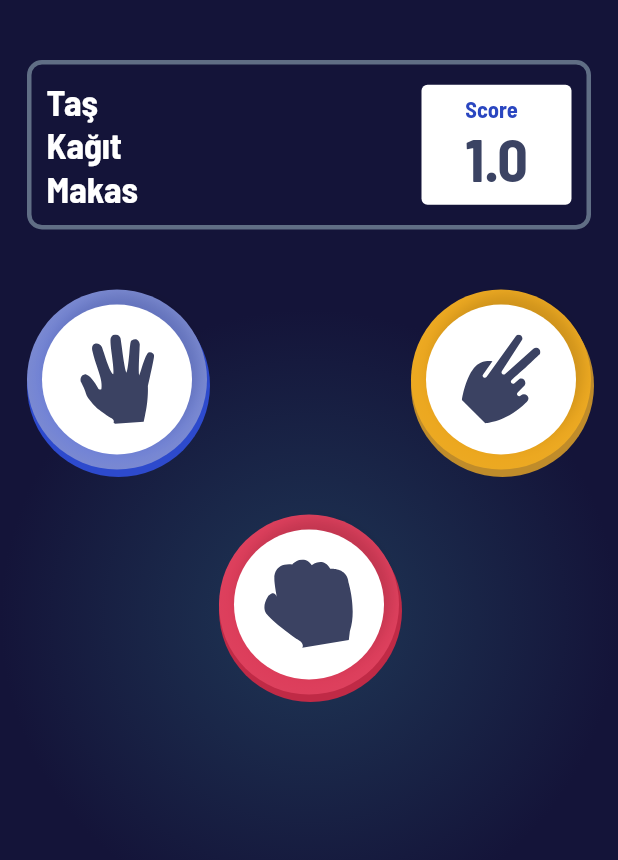
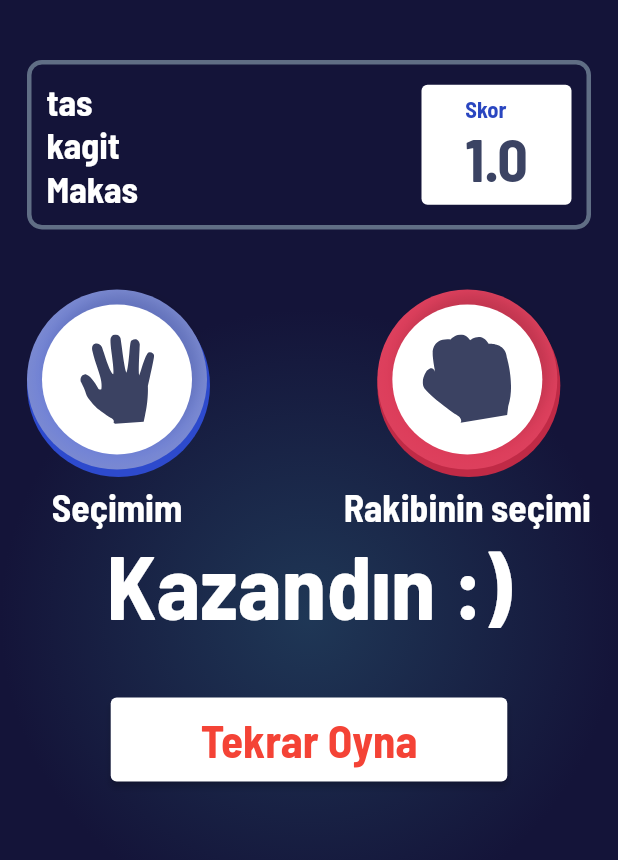
Before and after one commit to muzaffertcandan/rps, a Flutter app: the screen it shows after launch, after a tap on an icon or button, on a phone screen of 412 x 824 dp. Shown: the top 860 px of the screen. Run offline on Flutter 3.47's test engine with Material 2 defaults, Android fonts, the phone set to English and light mode, and no system bars; our stand-ins replace flutter_svg, google_fonts.

Commit message:
last commit

```diff
--- a/lib/game.dart
+++ b/lib/game.dart
@@ -19,7 +19,7 @@ class _GameState extends State<Game> {
   String message = '';
   double myPoints = 0.0;
   bool hasChosen = false;
-  List<String> _choices = ['kağıt', 'taş', 'makas'];
+  List<String> _choices = ['kagit', 'tas', 'makas'];
   Widget iPicked = Container(), compPicked = Container();
   @override
   Widget build(BuildContext context) {
@@ -45,7 +45,7 @@ class _GameState extends State<Game> {
                 mainAxisAlignment: MainAxisAlignment.spaceBetween,
                 children: <Widget>[
                   Text(
-                    'Taş\nKağıt\nMakas',
+                    'tas\nkagit\nMakas',
                     style: GoogleFonts.barlowSemiCondensed(
                       color: Colors.white,
                       fontWeight: FontWeight.w700,
@@ -63,7 +63,7 @@ class _GameState extends State<Game> {
                             style: TextStyle(fontWeight: FontWeight.w700),
                             children: <TextSpan>[
                               TextSpan(
-                                  text: 'Score\n',
+                                  text: 'Skor\n',
                                   style: GoogleFonts.barlowSemiCondensed(
                                       fontSize: 15.0,
                                       color:
@@ -88,8 +88,67 @@ class _GameState extends State<Game> {
                       children: <Widget>[
                         Row(
                           mainAxisAlignment: MainAxisAlignment.spaceBetween,
-                          children: <Widget>[iPicked, compPicked],
-                        )
+                          children: <Widget>[
+                            Column(
+                              children: <Widget>[
+                                iPicked,
+                                SizedBox(
+                                  height: 10.0,
+                                ),
+                                Text(
+                                  'Seçimim',
+                                  style: GoogleFonts.barlowSemiCondensed(
+                                    color: Colors.white,
+                                    fontWeight: FontWeight.bold,
+                                    fontSize: 25.0,
+                                  ),
+                                )
+                              ],
+                            ),
+                            Column(
+                              children: <Widget>[
+                                compPicked,
+                                SizedBox(
+                                  height: 10.0,
+                                ),
+                                Text(
+                                  'Rakibinin seçimi',
+                                  style: GoogleFonts.barlowSemiCondensed(
+                                      color: Colors.white,
+                                      fontWeight: FontWeight.bold,
+                                      fontSize: 25.0),
+                                ),
+                              ],
+                            )
+                          ],
+                        ),
+                        Text(
+                          message,
+                          style: GoogleFonts.barlowSemiCondensed(
+                              color: Colors.white,
+                              fontWeight: FontWeight.bold,
+                              fontSize: 60.0),
+                        ),
+                        SizedBox(
+                          height: 40.0,
+                        ),
+                        ElevatedButton(
+                            style: ElevatedButton.styleFrom(
+                                primary: Colors.white,
+                                padding: EdgeInsets.symmetric(
+                                    horizontal: 60.0, vertical: 10.0)),
+                            onPressed: () {
+                              setState(() {
+                                hasChosen = false;
+                              });
+                            },
+                            child: Text(
+                              'Tekrar Oyna',
+                              style: GoogleFonts.barlowSemiCondensed(
+                                  color: Colors.red,
+                                  fontWeight: FontWeight.bold,
+                                  fontSize: 30.0),
+                            ))
                       ],
                     )
                   : Column(
@@ -99,12 +158,8 @@ class _GameState extends State<Game> {
                           children: <Widget>[
                             InkWell(
                               onTap: () {
-                                userChoice = 'kağıt';
-                                compChoices();
-                                whoWon(userChoice, compChoice);
-                                setState(() {
-                                  myPoints;
-                                });
+                                userChoice = 'kagit';
+                                userClicking();
                               },
                               child: BigCircle(
                                   SvgPicture.asset('images/icon-paper.svg'),
@@ -115,21 +170,36 @@ class _GameState extends State<Game> {
                                   HSLColor.fromAHSL(1, 229, 0.64, 0.49)
                                       .toColor()),
                             ),
-                            BigCircle(
-                                SvgPicture.asset('images/icon-scissors.svg'),
-                                HSLColor.fromAHSL(1, 39, 0.89, 0.49).toColor(),
-                                HSLColor.fromAHSL(1, 40, 0.84, 0.53).toColor(),
-                                HSLColor.fromAHSL(1, 39, 0.64, 0.46).toColor())
+                            InkWell(
+                              onTap: () {
+                                userChoice = 'makas';
+                                userClicking();
+                              },
+                              child: BigCircle(
+                                  SvgPicture.asset('images/icon-scissors.svg'),
+                                  HSLColor.fromAHSL(1, 39, 0.89, 0.49)
+                                      .toColor(),
+                                  HSLColor.fromAHSL(1, 40, 0.84, 0.53)
+                                      .toColor(),
+                                  HSLColor.fromAHSL(1, 39, 0.64, 0.46)
+                                      .toColor()),
+                            )
                           ],
                         ),
                         SizedBox(
                           height: 30.0,
                         ),
-                        BigCircle(
-                            SvgPicture.asset('images/icon-rock.svg'),
-                            HSLColor.fromAHSL(1, 349, 0.71, 0.52).toColor(),
-                            HSLColor.fromAHSL(1, 349, 0.70, 0.56).toColor(),
-                            HSLColor.fromAHSL(1, 349, 0.64, 0.46).toColor())
+                        InkWell(
+                          onTap: () {
+                            userChoice = 'tas';
+                            userClicking();
+                          },
+                          child: BigCircle(
+                              SvgPicture.asset('images/icon-rock.svg'),
+                              HSLColor.fromAHSL(1, 349, 0.71, 0.52).toColor(),
+                              HSLColor.fromAHSL(1, 349, 0.70, 0.56).toColor(),
+                              HSLColor.fromAHSL(1, 349, 0.64, 0.46).toColor()),
+                        )
                       ],
                     ),
             )
@@ -137,6 +207,15 @@ class _GameState extends State<Game> {
         ),
       ),
     );
+  }
+
+  userClicking() {
+    compChoices();
+    whoWon(userChoice, compChoice);
+    setState(() {
+      myPoints;
+      hasChosen;
+    });
   }
 
   void compChoices() {
@@ -147,13 +226,14 @@ class _GameState extends State<Game> {
 
   void whoWon(userC, compC) {
     var rpsChoices = {
-      'taş': {'makas': 1, 'taş': 0.5, 'kağıt': 0},
-      'kağıt': {'makas': 0, 'taş': 1, 'kağıt': 0.5},
-      'makas': {'makas': 0.5, 'taş': 0, 'kağıt': 1},
+      'tas': {'makas': 1, 'tas': 0.5, 'kagit': 0},
+      'kagit': {'makas': 0, 'tas': 1, 'kagit': 0.5},
+      'makas': {'makas': 0.5, 'tas': 0, 'kagit': 1},
     };
     var myScore = rpsChoices[userC]?[compC];
     upDateScore(myScore);
     picked();
+    hasChosen = true;
   }
 
   upDateScore(myScore) {
@@ -167,7 +247,7 @@ class _GameState extends State<Game> {
   }
 
   picked() {
-    if (userChoice == 'kağıt') {
+    if (userChoice == 'kagit') {
       iPicked = BigCircle(
           SvgPicture.asset('images/icon-paper.svg'),
           HSLColor.fromAHSL(1, 230, 0.89, 0.62).toColor(),
@@ -187,13 +267,13 @@ class _GameState extends State<Game> {
           HSLColor.fromAHSL(1, 349, 0.64, 0.46).toColor());
     }
     //computer choices
-    if (userChoice == 'kağıt') {
+    if (compChoice == 'kagit') {
       compPicked = BigCircle(
           SvgPicture.asset('images/icon-paper.svg'),
           HSLColor.fromAHSL(1, 230, 0.89, 0.62).toColor(),
           HSLColor.fromAHSL(1, 230, 0.49, 0.65).toColor(),
           HSLColor.fromAHSL(1, 229, 0.64, 0.49).toColor());
-    } else if (userChoice == 'makas') {
+    } else if (compChoice == 'makas') {
       compPicked = BigCircle(
           SvgPicture.asset('images/icon-scissors.svg'),
           HSLColor.fromAHSL(1, 39, 0.89, 0.49).toColor(),
```
